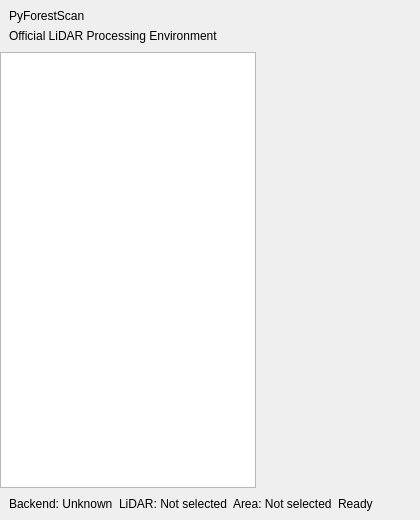
Old version of the form pyforestscan_qgis/ui/forms/mission_control.ui in the repository sticholas/pyforestscan-qgis.
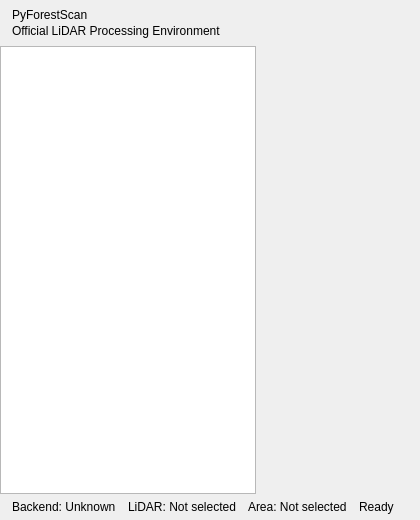
New version of the form.

Commit message: Phase 29A: Refine Mission Control layout and adaptive UI

```diff
--- a/pyforestscan_qgis/ui/forms/mission_control.ui
+++ b/pyforestscan_qgis/ui/forms/mission_control.ui
@@ -17,7 +17,7 @@
    <item>
     <widget class="QFrame" name="headerFrame">
      <property name="frameShape"><enum>QFrame::NoFrame</enum></property>
-     <layout class="QVBoxLayout" name="headerLayout">
+     <layout class="QVBoxLayout" name="headerLayout"><property name="spacing"><number>2</number></property><property name="leftMargin"><number>12</number></property><property name="topMargin"><number>8</number></property><property name="rightMargin"><number>12</number></property><property name="bottomMargin"><number>8</number></property>
       <item><widget class="QLabel" name="titleLabel"><property name="text"><string>PyForestScan</string></property></widget></item>
       <item><widget class="QLabel" name="subtitleLabel"><property name="text"><string>Official LiDAR Processing Environment</string></property></widget></item>
      </layout>
@@ -39,7 +39,7 @@
    </item>
    <item>
     <widget class="QFrame" name="statusFrame">
-     <layout class="QHBoxLayout" name="statusLayout">
+     <layout class="QHBoxLayout" name="statusLayout"><property name="spacing"><number>12</number></property><property name="leftMargin"><number>12</number></property><property name="topMargin"><number>6</number></property><property name="rightMargin"><number>12</number></property><property name="bottomMargin"><number>6</number></property>
       <item><widget class="QLabel" name="environmentStatusLabel"><property name="text"><string>Backend: Unknown</string></property></widget></item>
       <item><widget class="QLabel" name="datasetStatusLabel"><property name="text"><string>LiDAR: Not selected</string></property></widget></item>
       <item><widget class="QLabel" name="planningStatusLabel"><property name="text"><string>Area: Not selected</string></property></widget></item>
```
The commit also changes 12 other files.
